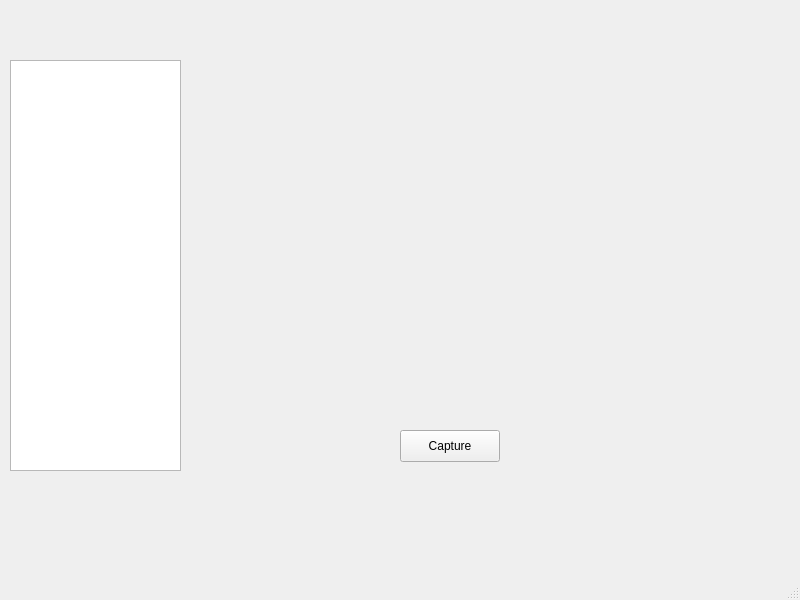
Before: the Qt Designer form cameraSetup.ui in dilpreetreehal/Dilpreet_Reehal_N0896133_AAD_Code, drawn with Qt 5.
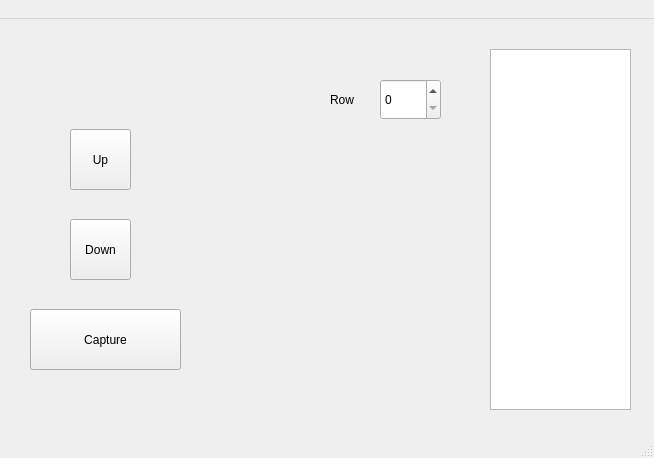
After: the same form once the commit is applied.

Diff of the .ui file:
```diff
--- a/cameraSetup.ui
+++ b/cameraSetup.ui
@@ -6,8 +6,8 @@
    <rect>
     <x>0</x>
     <y>0</y>
-    <width>800</width>
-    <height>600</height>
+    <width>654</width>
+    <height>458</height>
    </rect>
   </property>
   <property name="windowTitle">
@@ -17,10 +17,10 @@
    <widget class="QPushButton" name="captureBtn">
     <property name="geometry">
      <rect>
-      <x>400</x>
-      <y>430</y>
-      <width>100</width>
-      <height>32</height>
+      <x>30</x>
+      <y>290</y>
+      <width>151</width>
+      <height>61</height>
      </rect>
     </property>
     <property name="text">
@@ -30,24 +30,60 @@
    <widget class="QListWidget" name="imageList">
     <property name="geometry">
      <rect>
-      <x>10</x>
-      <y>60</y>
-      <width>171</width>
-      <height>411</height>
+      <x>490</x>
+      <y>30</y>
+      <width>141</width>
+      <height>361</height>
      </rect>
     </property>
    </widget>
-   <widget class="QLabel" name="imagePreview">
+   <widget class="QPushButton" name="upBtn">
     <property name="geometry">
      <rect>
-      <x>230</x>
+      <x>70</x>
+      <y>110</y>
+      <width>61</width>
+      <height>61</height>
+     </rect>
+    </property>
+    <property name="text">
+     <string>Up</string>
+    </property>
+   </widget>
+   <widget class="QPushButton" name="downBtn">
+    <property name="geometry">
+     <rect>
+      <x>70</x>
+      <y>200</y>
+      <width>61</width>
+      <height>61</height>
+     </rect>
+    </property>
+    <property name="text">
+     <string>Down</string>
+    </property>
+   </widget>
+   <widget class="QSpinBox" name="spinBox">
+    <property name="geometry">
+     <rect>
+      <x>380</x>
       <y>60</y>
-      <width>451</width>
-      <height>331</height>
+      <width>61</width>
+      <height>41</height>
      </rect>
     </property>
+   </widget>
+   <widget class="QLabel" name="label">
+    <property name="geometry">
+     <rect>
+      <x>330</x>
+      <y>70</y>
+      <width>41</width>
+      <height>21</height>
+     </rect>
+    </property>
     <property name="text">
-     <string/>
+     <string>Row</string>
     </property>
    </widget>
   </widget>
@@ -56,10 +92,16 @@
     <rect>
      <x>0</x>
      <y>0</y>
-     <width>800</width>
+     <width>654</width>
      <height>24</height>
     </rect>
    </property>
+   <widget class="QMenu" name="menu">
+    <property name="title">
+     <string>  </string>
+    </property>
+   </widget>
+   <addaction name="menu"/>
   </widget>
   <widget class="QStatusBar" name="statusbar"/>
  </widget>
```
